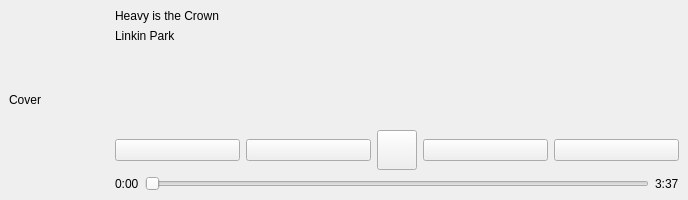
This is ui/TransportWidget.ui in nichilum/nimamp as Qt 5 draws it before an edit. The edited form follows.
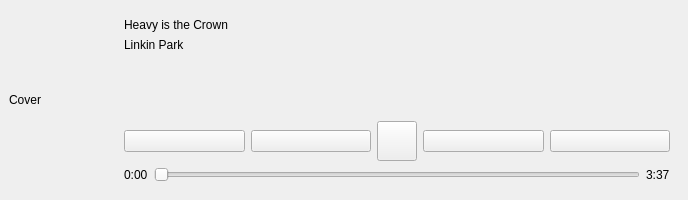
This is the edited form. Icons and pictures are not drawn.

```diff
--- a/ui/TransportWidget.ui
+++ b/ui/TransportWidget.ui
@@ -76,6 +76,13 @@
        </widget>
       </item>
       <item>
+       <widget class="QFrame" name="tranportVerticalFrame">
+        <property name="minimumSize">
+         <size>
+          <width>0</width>
+          <height>0</height>
+         </size>
+        </property>
        <layout class="QVBoxLayout" name="verticalLayout">
         <item>
          <widget class="QLabel" name="transportsongNameLabel">
@@ -231,6 +238,7 @@
          </layout>
         </item>
        </layout>
+       </widget>
       </item>
      </layout>
     </widget>
```
Lines whose indentation alone changed are shown as unchanged.
